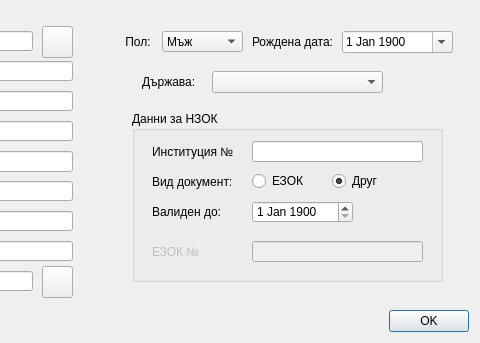
Before: the Qt Designer form src/View/Widgets/PatientFormDialog.ui in thefinalcutbg/DinoDent, drawn with Qt 5; both pictures show x 269 to 749 and y 0 to 343 of the 749 by 343 pixel window.
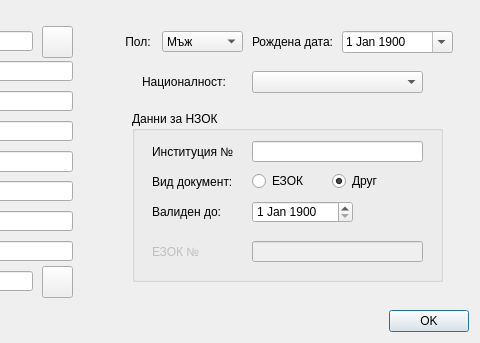
After: the same form once the commit is applied. Custom widgets are drawn as their Qt base class.

The edit to the form file:
```diff
--- a/src/View/Widgets/PatientFormDialog.ui
+++ b/src/View/Widgets/PatientFormDialog.ui
@@ -356,18 +356,18 @@
         <rect>
          <x>20</x>
          <y>10</y>
-         <width>71</width>
+         <width>101</width>
          <height>21</height>
         </rect>
        </property>
        <property name="text">
-        <string>Държава:</string>
+        <string>Националност:</string>
        </property>
       </widget>
       <widget class="QComboBox" name="countryCombo">
        <property name="geometry">
         <rect>
-         <x>90</x>
+         <x>130</x>
          <y>10</y>
          <width>171</width>
          <height>22</height>
```
Left out of the diff: 6 changed lines with no effect on the pictures.
